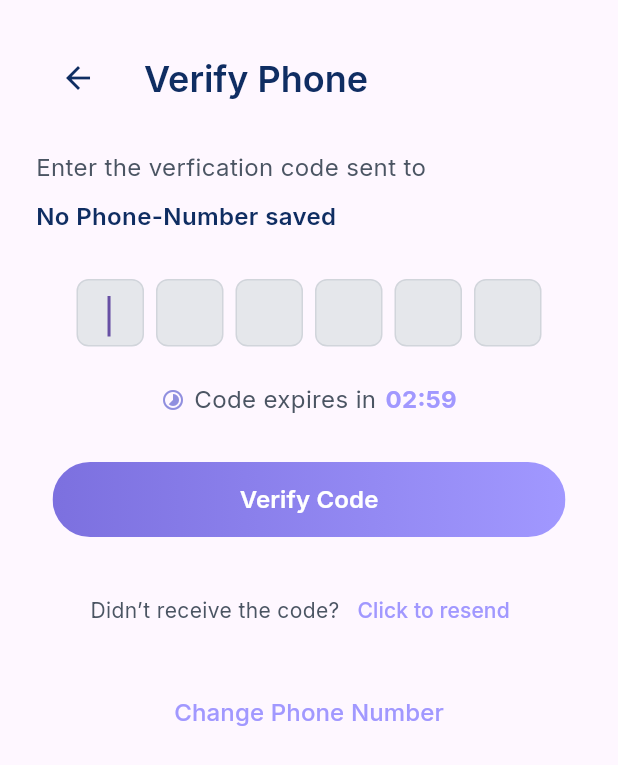
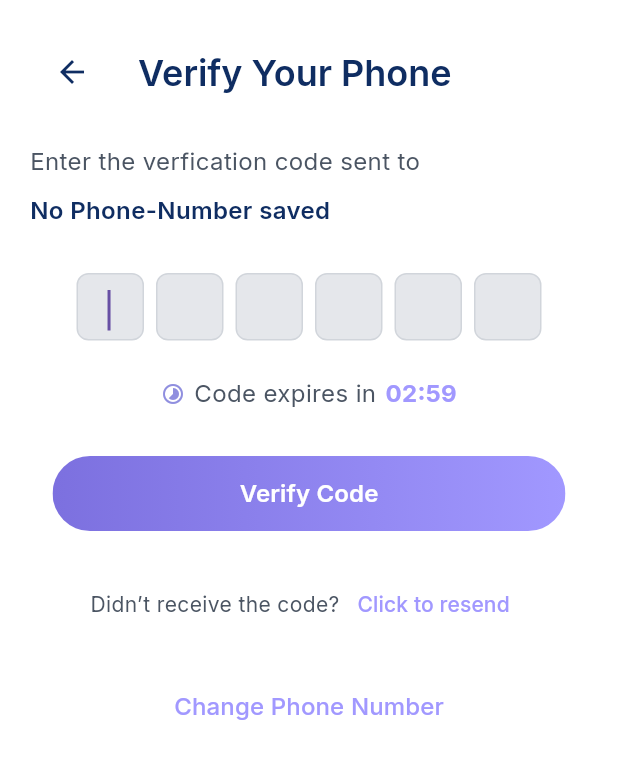
Before and after one commit to samsadeyemo/pcsloanamobilepp, a Flutter app: the VerifyPhoneScreen screen opened by its route, on a phone screen of 412 x 824 dp. Shown: the top 765 px of the screen. Run offline on Flutter 3.47's test engine with Material 3 defaults, Android fonts, the phone set to English and light mode, and no system bars; our stand-ins replace flutter_dotenv, flutter_riverpod, flutter_secure_storage, go_router, shared_preferences; accounts and stored records are empty.

Commit message:
fix(verify-screen): fixed responsive issues and color

```diff
--- a/lib/features/auth/presentation/screens/verify_phone_screen.dart
+++ b/lib/features/auth/presentation/screens/verify_phone_screen.dart
@@ -35,19 +35,20 @@ class _VerifyPhoneScreenState extends State<VerifyPhoneScreen> {
   @override
   Widget build(BuildContext context) {
     return Scaffold(
+      backgroundColor: Color(0xffFFFFFF),
       body: SafeArea(
         child: Padding(
-          padding: EdgeInsets.all(24),
+          padding: EdgeInsets.all(20),
           child: Column(
             crossAxisAlignment: CrossAxisAlignment.start,
             children: [
               AppBar(
                 leading: IconButton(
                   icon: const Icon(Icons.arrow_back, color: Color(0xff0F2D62)),
-                  onPressed: () => Navigator.pop(context),
+                  onPressed: () => context.go('/signUp'),
                 ),
                 title: Text(
-                  'Verify Phone',
+                  'Verify Your Phone',
                   style: TextStyle(
                     fontFamily: 'Inter',
                     fontSize: 24,
```
Also changed, not shown: lib/features/auth/presentation/screens/create_password.dart (added).
